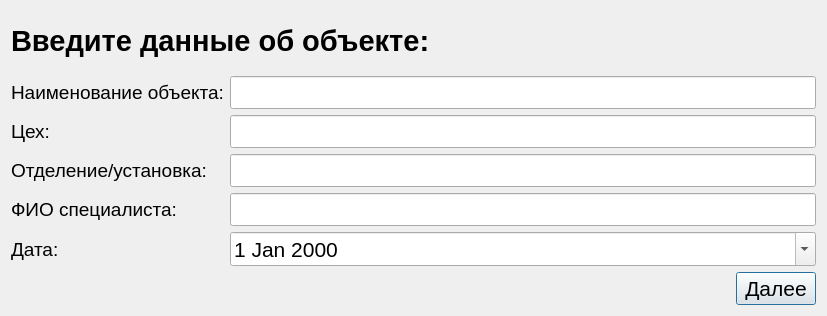
This is ObjectWindow.ui in Rekvim/MpiSki as Qt 5 draws it before an edit. The edited form follows.
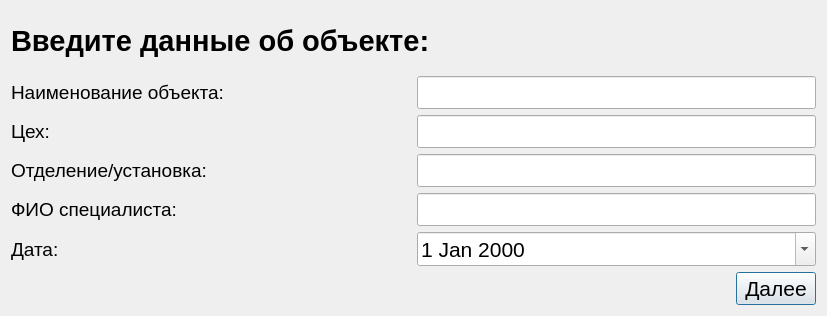
This is the edited form.

The edit to the form file:
```diff
--- a/ObjectWindow.ui
+++ b/ObjectWindow.ui
@@ -28,9 +28,15 @@
     </widget>
    </item>
    <item>
-    <layout class="QFormLayout" name="formLayout_2">
-     <item row="0" column="0">
-      <widget class="QLabel" name="label_7">
+    <layout class="QHBoxLayout" name="horizontalLayout_object">
+     <item>
+      <widget class="QLabel" name="label_object">
+       <property name="sizePolicy">
+        <sizepolicy hsizetype="Expanding" vsizetype="Preferred">
+         <horstretch>0</horstretch>
+         <verstretch>0</verstretch>
+        </sizepolicy>
+       </property>
        <property name="font">
         <font>
          <pointsize>14</pointsize>
@@ -41,7 +47,7 @@
        </property>
       </widget>
      </item>
-     <item row="0" column="1">
+     <item>
       <widget class="QLineEdit" name="lineEdit_object">
        <property name="font">
         <font>
@@ -50,8 +56,18 @@
        </property>
       </widget>
      </item>
-     <item row="1" column="0">
-      <widget class="QLabel" name="label_8">
+    </layout>
+   </item>
+   <item>
+    <layout class="QHBoxLayout" name="horizontalLayout_manufactory">
+     <item>
+      <widget class="QLabel" name="label_manufactory">
+       <property name="sizePolicy">
+        <sizepolicy hsizetype="Expanding" vsizetype="Preferred">
+         <horstretch>0</horstretch>
+         <verstretch>0</verstretch>
+        </sizepolicy>
+       </property>
        <property name="font">
         <font>
          <pointsize>14</pointsize>
@@ -62,7 +78,7 @@
        </property>
       </widget>
      </item>
-     <item row="1" column="1">
+     <item>
       <widget class="QLineEdit" name="lineEdit_manufactory">
        <property name="font">
         <font>
@@ -71,8 +87,18 @@
        </property>
       </widget>
      </item>
-     <item row="2" column="0">
-      <widget class="QLabel" name="label_9">
+    </layout>
+   </item>
+   <item>
+    <layout class="QHBoxLayout" name="horizontalLayout_department">
+     <item>
+      <widget class="QLabel" name="label_department">
+       <property name="sizePolicy">
+        <sizepolicy hsizetype="Expanding" vsizetype="Preferred">
+         <horstretch>0</horstretch>
+         <verstretch>0</verstretch>
+        </sizepolicy>
+       </property>
        <property name="font">
         <font>
          <pointsize>14</pointsize>
@@ -83,7 +109,7 @@
        </property>
       </widget>
      </item>
-     <item row="2" column="1">
+     <item>
       <widget class="QLineEdit" name="lineEdit_department">
        <property name="font">
         <font>
@@ -92,8 +118,18 @@
        </property>
       </widget>
      </item>
-     <item row="3" column="0">
-      <widget class="QLabel" name="label_10">
+    </layout>
+   </item>
+   <item>
+    <layout class="QHBoxLayout" name="horizontalLayout_FIO">
+     <item>
+      <widget class="QLabel" name="label_FIO">
+       <property name="sizePolicy">
+        <sizepolicy hsizetype="Expanding" vsizetype="Preferred">
+         <horstretch>0</horstretch>
+         <verstretch>0</verstretch>
+        </sizepolicy>
+       </property>
        <property name="font">
         <font>
          <pointsize>14</pointsize>
@@ -104,7 +140,7 @@
        </property>
       </widget>
      </item>
-     <item row="3" column="1">
+     <item>
       <widget class="QLineEdit" name="lineEdit_FIO">
        <property name="font">
         <font>
@@ -113,8 +149,18 @@
        </property>
       </widget>
      </item>
-     <item row="4" column="0">
-      <widget class="QLabel" name="label_11">
+    </layout>
+   </item>
+   <item>
+    <layout class="QHBoxLayout" name="horizontalLayout_date">
+     <item>
+      <widget class="QLabel" name="label_date">
+       <property name="sizePolicy">
+        <sizepolicy hsizetype="Expanding" vsizetype="Preferred">
+         <horstretch>0</horstretch>
+         <verstretch>0</verstretch>
+        </sizepolicy>
+       </property>
        <property name="font">
         <font>
          <pointsize>14</pointsize>
@@ -125,8 +171,14 @@
        </property>
       </widget>
      </item>
-     <item row="4" column="1">
+     <item>
       <widget class="QDateEdit" name="dateEdit">
+       <property name="sizePolicy">
+        <sizepolicy hsizetype="Expanding" vsizetype="Fixed">
+         <horstretch>0</horstretch>
+         <verstretch>0</verstretch>
+        </sizepolicy>
+       </property>
        <property name="font">
         <font>
          <pointsize>16</pointsize>
```
